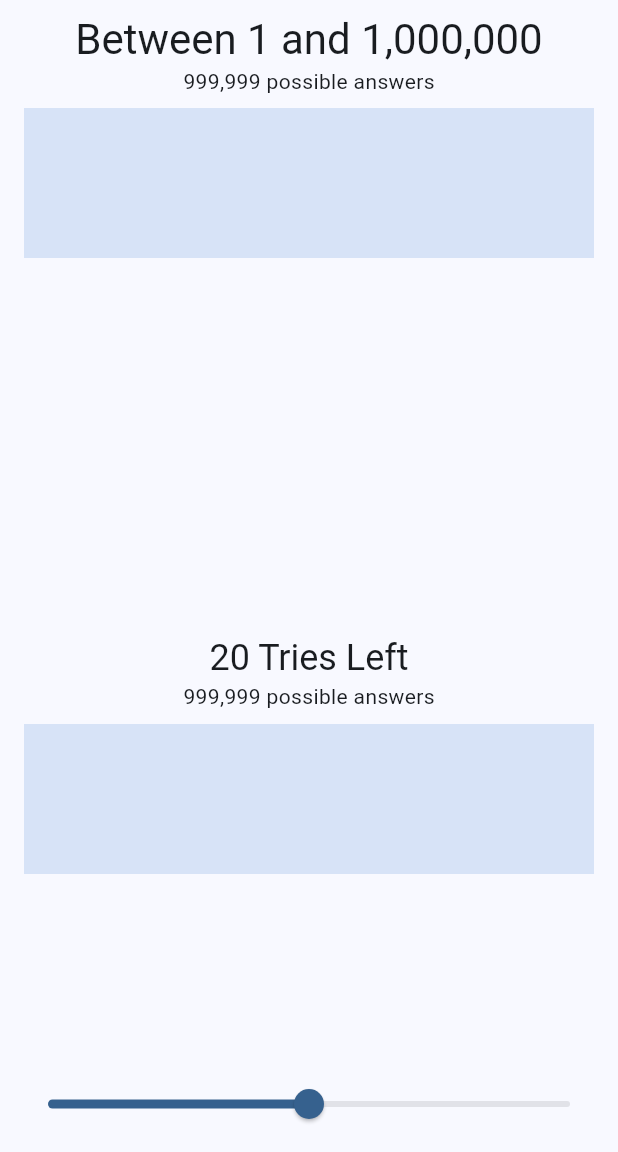
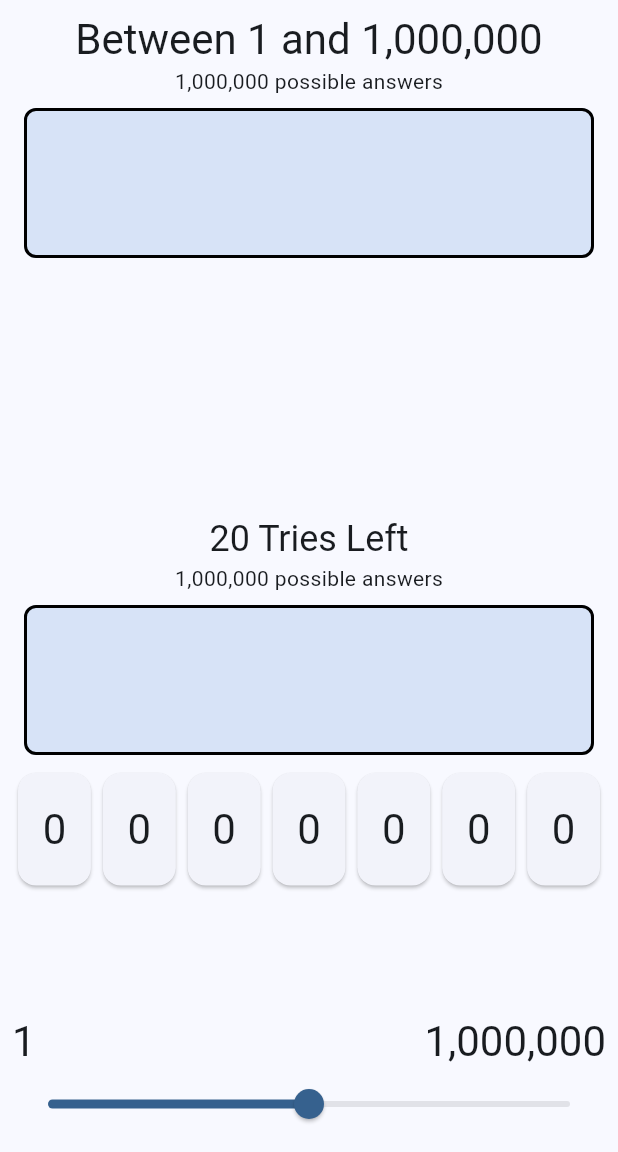
Before and after one commit to CrossBread/guess_a_number, a Flutter app: the screen it shows after launch, on a phone screen of 412 x 824 dp, the part 84-1236 px from its top. Run offline on Flutter 3.47's test engine with Material 2 defaults, Android fonts, the phone set to English and light mode, and no system bars.

Commit message:
Fixed state reset when triggering top level rebuild

```diff
--- a/lib/game_manager.dart
+++ b/lib/game_manager.dart
@@ -33,9 +33,9 @@ class GameManager {
 
   get aiGuessMin => _gameState.aiGuessMin;
 
-  get aiAnswerSpaceSize => _gameState.aiGuessMax - _gameState.aiGuessMin;
+  get aiAnswerSpaceSize => _gameState.aiGuessMax - _gameState.aiGuessMin + 1;
 
-  get gameAnswerSpaceSize => GameState.answerMax - GameState.answerMin;
+  get gameAnswerSpaceSize => GameState.answerMax - GameState.answerMin + 1;
 
   get triesRemaining => GameState.triesMax - _gameState.triesCount;
 
--- a/lib/game_page.dart
+++ b/lib/game_page.dart
@@ -25,6 +25,8 @@ class _GamePageState extends State<GamePage> {
   String _sliderLabelValue = '';
   int _guessMin = 0;
   int _guessMax = 1;
+  int _currentGuess = 0;
+  GameManager get _gm => widget.gameManager;
 
   @override
   void initState() {
@@ -33,7 +35,7 @@ class _GamePageState extends State<GamePage> {
   }
 
   void startNewGame() {
-    widget.gameManager.newGame();
+    _gm.newGame();
     resetStateValues();
   }
 
@@ -42,13 +44,13 @@ class _GamePageState extends State<GamePage> {
       _guessSliderValue = (widget.answerMax.toDouble() / 2).round();
       _guessMin = widget.answerMin;
       _guessMax = widget.answerMax;
+      _currentGuess = 0;
     });
   }
 
   @override
   Widget build(BuildContext context) {
-    int playerAnswerSpaceSize = _guessMax - _guessMin;
-
+    int playerAnswerSpaceSize = _guessMax - _guessMin + 1;
     return Scaffold(
       appBar: AppBar(
         backgroundColor: Theme.of(context).colorScheme.inversePrimary,
@@ -79,28 +81,60 @@ class _GamePageState extends State<GamePage> {
                 ),
                 AnswerSpaceWidget(
                   color: Theme.of(context).colorScheme.secondary,
-                  currentAnswerSpaceSize: widget.gameManager.aiAnswerSpaceSize,
-                  initialAnswerSpaceSize: widget.gameManager.gameAnswerSpaceSize,
+                  currentAnswerSpaceSize: _gm.aiAnswerSpaceSize,
+                  initialAnswerSpaceSize: _gm.gameAnswerSpaceSize,
                 ),
                 const Spacer(),
-                if (widget.gameManager.isGameOver)
+                if (_gm.isGameOver)
                   Text(
-                    widget.gameManager.isPlayerWinner ? 'You Win!!!' : 'AI Wins!',
+                    _gm.isPlayerWinner ? 'You Win!!!' : 'AI Wins!',
                     style: Theme.of(context).textTheme.headlineLarge,
                   ),
                 const Spacer(),
-                Text('${widget.gameManager.triesRemaining} Tries Left',
-                    style: Theme.of(context).textTheme.headlineSmall),
+                Text('${_gm.triesRemaining} Tries Left', style: Theme.of(context).textTheme.headlineSmall),
                 AnswerSpaceWidget(
                   color: Theme.of(context).colorScheme.primary,
                   currentAnswerSpaceSize: playerAnswerSpaceSize,
-                  initialAnswerSpaceSize: widget.gameManager.gameAnswerSpaceSize,
+                  initialAnswerSpaceSize: _gm.gameAnswerSpaceSize,
+                ),
+                Row(
+                  children: List.generate(
+                    _gm.gameAnswerSpaceSize.toString().length,
+                    (index) => Expanded(
+                      child: Card(
+                        child: SizedBox.square(
+                          dimension: 75,
+                          child: Center(
+                            child: Text(
+                              // TODO: !!! find better way to pad small guesses with leading zeros
+                              _currentGuess.toString().length > index ? _currentGuess.toString()[index] : '0',
+                              style: Theme.of(context).textTheme.headlineMedium,
+                            ),
+                            // TODO: !! Display Lock icon or color change when a digit is known for the rest of the answer space.  IE, every possible answer starts with 8, so show the player some progress.
+                          ),
+                        ),
+                      ),
+                    ),
+                  ),
+                ),
+                const Spacer(),
+                Row(
+                  mainAxisAlignment: MainAxisAlignment.spaceBetween,
+                  children: [
+                    Text(
+                      GamePage.formatter.format(_guessMin),
+                      style: Theme.of(context).textTheme.headlineMedium,
+                    ),
+                    Text(
+                      GamePage.formatter.format(_guessMax),
+                      style: Theme.of(context).textTheme.headlineMedium,
+                    ),
+                  ],
                 ),
                 // Text(
                 //   GamePage.formatter.format(_playerLastGuess),
                 //   style: Theme.of(context).textTheme.headlineMedium,
                 // ),
-                const Spacer(),
                 Slider(
                   label: _sliderLabelValue,
                   divisions: 100000,
@@ -110,6 +144,7 @@ class _GamePageState extends State<GamePage> {
                     setState(() {
                       _guessSliderValue = value.round();
                       _sliderLabelValue = _guessSliderValue.toString();
+                      _currentGuess = _guessSliderValue;
                     });
                   },
                   min: _guessMin.toDouble(),
@@ -126,26 +161,27 @@ class _GamePageState extends State<GamePage> {
   void onGuessMade(double value) {
     setState(() {
       _guessSliderValue = value.round();
+      _currentGuess = _guessSliderValue;
       _sliderLabelValue = '';
 
       print('onChangeEnd: $_guessSliderValue');
-      widget.gameManager.submitPlayerGuess(_guessSliderValue);
+      _gm.submitPlayerGuess(_guessSliderValue);
 
-      if (widget.gameManager.isPlayerGuessHigh) {
+      if (_gm.isPlayerGuessHigh) {
         _guessMax = _guessSliderValue;
-      } else if (widget.gameManager.isPlayerGuessLow) {
+      } else if (_gm.isPlayerGuessLow) {
         _guessMin = _guessSliderValue;
-      } else if (widget.gameManager.isPlayerWinner) {
+      } else if (_gm.isPlayerWinner) {
         _guessMin = _guessSliderValue;
         _guessMax = _guessSliderValue;
         onPlayerWins(_guessSliderValue);
       }
     });
 
-    if (!widget.gameManager.isGameOver) {
+    if (!_gm.isGameOver) {
       setState(() {
-        int aiGuess = widget.gameManager.generateAiGuess();
-        widget.gameManager.submitAiGuess(aiGuess);
+        int aiGuess = _gm.generateAiGuess();
+        _gm.submitAiGuess(aiGuess);
       });
     }
   }
--- a/lib/main.dart
+++ b/lib/main.dart
@@ -7,10 +7,25 @@
   runApp(const MyApp());
 }
 
-class MyApp extends StatelessWidget {
+class MyApp extends StatefulWidget {
   const MyApp({super.key});
 
-  // This widget is the root of your application.
+  @override
+  State<MyApp> createState() => _MyAppState();
+}
+
+class _MyAppState extends State<MyApp> {
+  GameManager? gm;
+
+  @override
+  void initState() {
+    super.initState();
+
+    gm = GameManager(
+      initialGameState: GameState.empty,
+    );
+  }
+
   @override
   Widget build(BuildContext context) {
     return MaterialApp(
@@ -36,9 +51,7 @@
         useMaterial3: true,
       ),
       home: GamePage(
-        gameManager: GameManager(
-          initialGameState: GameState.empty,
-        ),
+        gameManager: gm!,
         answerMin: GameState.answerMin,
         answerMax: GameState.answerMax,
       ),
--- a/lib/widgets/answer_space_widget.dart
+++ b/lib/widgets/answer_space_widget.dart
@@ -21,10 +21,21 @@ class AnswerSpaceWidget extends StatelessWidget {
         Text('${GamePage.formatter.format(currentAnswerSpaceSize)} possible answers'),
         Padding(
           padding: const EdgeInsets.all(8.0),
-          child: LinearProgressIndicator(
-            color: color,
-            minHeight: 100,
-            value: (1 - currentAnswerSpaceSize / initialAnswerSpaceSize).toDouble(),
+          child: Container(
+            foregroundDecoration: BoxDecoration(
+              borderRadius: BorderRadius.circular(8),
+              border: Border.all(
+                width: 2,
+              ),
+            ),
+            child: ClipRRect(
+              borderRadius: BorderRadius.circular(8),
+              child: LinearProgressIndicator(
+                color: color,
+                minHeight: 100,
+                value: (1 - currentAnswerSpaceSize / initialAnswerSpaceSize).toDouble(),
+              ),
+            ),
           ),
         ),
       ],
```
